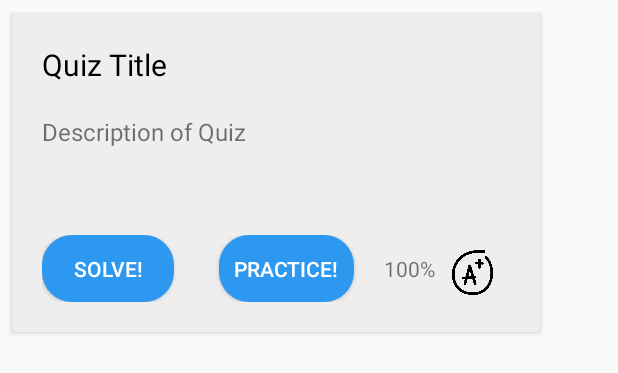
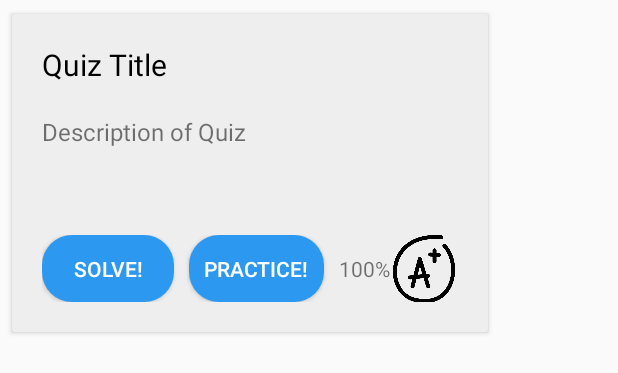
Before and after one commit to LuisPlasencia/LearnQuest, an Android app: the layout quiz_unit_content.xml on its own in the app's theme, with its tools: preview values and no code run, on a phone screen of 412 x 824 dp. Shown: the top 373 px of the screen. Run offline under Robolectric (Android 15) with nearby library versions, the phone set to English and light mode, and no system bars.

Commit message:
Mejorando el layout de quiz unit

```diff
--- a/app/src/main/res/layout/quiz_unit_content.xml
+++ b/app/src/main/res/layout/quiz_unit_content.xml
@@ -52,7 +52,7 @@
                     android:textColor="@android:color/white" />
 
                 <Space
-                    android:layout_width="30dp"
+                    android:layout_width="10dp"
                     android:layout_height="match_parent" />
 
                 <Button
@@ -65,7 +65,7 @@
                     android:textColor="@android:color/white" />
 
                 <Space
-                    android:layout_width="20dp"
+                    android:layout_width="10dp"
                     android:layout_height="match_parent" />
 
                 <TextView
@@ -80,9 +80,8 @@
 
                 <ImageView
                     android:id="@+id/quizunit_grade"
-                    android:layout_width="50dp"
-                    android:layout_height="50dp"
-                    android:padding="10dp"
+                    android:layout_width="45dp"
+                    android:layout_height="45dp"
                     tools:srcCompat="@drawable/grade" />
 
             </LinearLayout>
```
